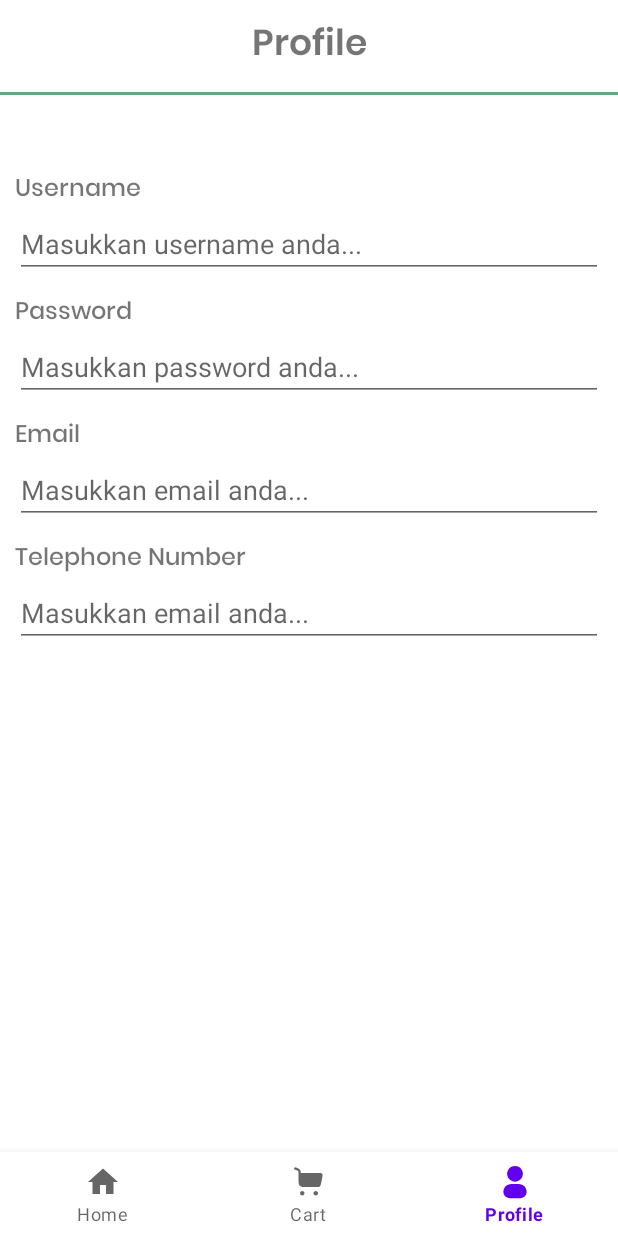
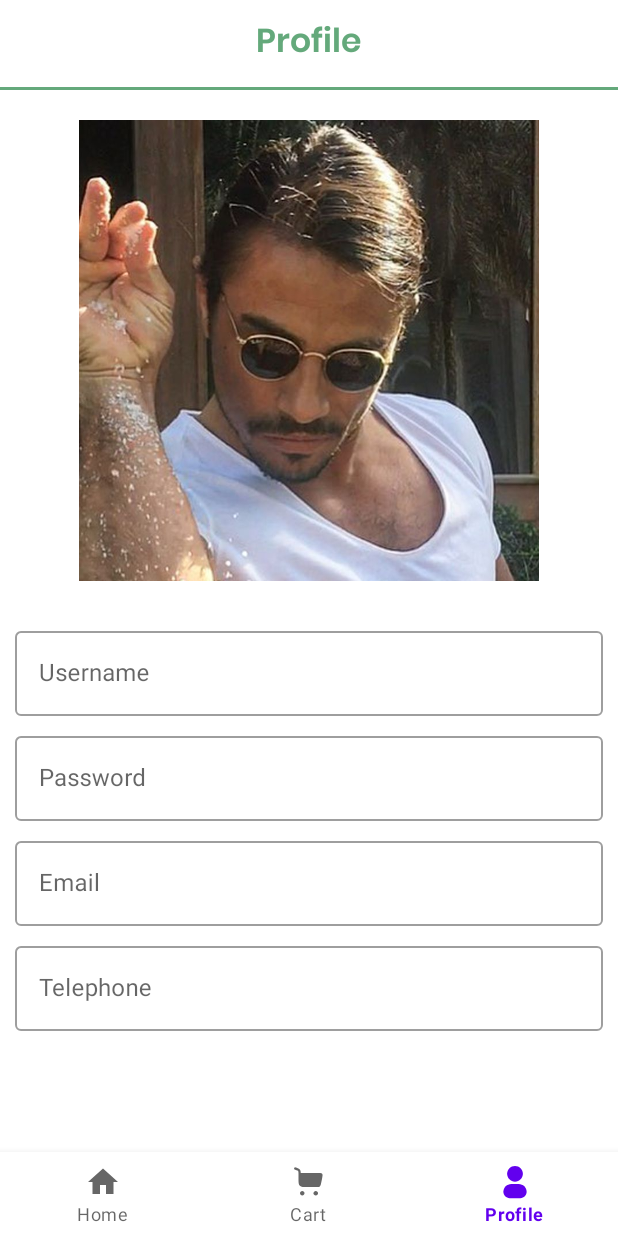
Before and after one commit to ryhanhxx/FlavourFairApp, an Android app: the CartFragment screen opened through its navigation route, item 3 of the bottom bar chosen, on a phone screen of 412 x 824 dp. Run offline under Robolectric (Android 15) with nearby library versions, the phone set to English and light mode, and no system bars; our stand-ins replace navigation-ui; pictures from the network do not load.

Commit message:
Add Recycler View

```diff
--- a/app/build.gradle.kts
+++ b/app/build.gradle.kts
@@ -55,4 +55,5 @@ dependencies {
     androidTestImplementation("androidx.test.espresso:espresso-core:3.5.1")
 
     implementation("io.coil-kt:coil:2.4.0")
+    implementation ("com.google.android.material:material:1.9.0")
 }
--- a/app/src/main/java/com/ch/flavourfair/presentation/MainActivity.kt
+++ b/app/src/main/java/com/ch/flavourfair/presentation/MainActivity.kt
@@ -10,25 +10,18 @@ import com.ch.flavourfair.databinding.ActivityMainBinding
 
 class MainActivity : AppCompatActivity() {
 
-    private lateinit var binding: ActivityMainBinding
+    private val binding: ActivityMainBinding by lazy {
+        ActivityMainBinding.inflate(layoutInflater)
+    }
 
     override fun onCreate(savedInstanceState: Bundle?) {
         super.onCreate(savedInstanceState)
+        setContentView(binding.root)
+        setupBottomNav()
+    }
 
-        binding = ActivityMainBinding.inflate(layoutInflater)
-        setContentView(binding.root)
-
-        val navView: BottomNavigationView = binding.navView
-
+    private fun setupBottomNav() {
         val navController = findNavController(R.id.nav_host_fragment_activity_main)
-        // Passing each menu ID as a set of Ids because each
-        // menu should be considered as top level destinations.
-        /*val appBarConfiguration = AppBarConfiguration(
-            setOf(
-                R.id.navigation_home, R.id.navigation_dashboard, R.id.navigation_notifications
-            )
-        )
-        setupActionBarWithNavController(navController, appBarConfiguration)*/
-        navView.setupWithNavController(navController)
+        binding.navView.setupWithNavController(navController)
     }
 }
--- a/app/src/main/java/com/ch/flavourfair/presentation/ui/cart/CartFragment.kt
+++ b/app/src/main/java/com/ch/flavourfair/presentation/ui/cart/CartFragment.kt
@@ -9,11 +9,11 @@ import com.ch.flavourfair.databinding.FragmentCartBinding
 
 class CartFragment : Fragment() {
 
-    private var _binding: FragmentCartBinding? = null
+    private lateinit var binding: FragmentCartBinding
 
     // This property is only valid between onCreateView and
     // onDestroyView.
-    private val binding get() = _binding!!
+
 
     override fun onCreateView(
         inflater: LayoutInflater,
@@ -23,14 +23,9 @@ class CartFragment : Fragment() {
         /*val dashboardViewModel =
             ViewModelProvider(this).get(DashboardViewModel::class.java)
 */
-        _binding = FragmentCartBinding.inflate(inflater, container, false)
-        val root: View = binding.root
-
-        return root
+        binding = FragmentCartBinding.inflate(inflater, container, false)
+        return binding.root
     }
 
-    override fun onDestroyView() {
-        super.onDestroyView()
-        _binding = null
-    }
+
 }
--- a/app/src/main/java/com/ch/flavourfair/presentation/ui/home/HomeFragment.kt
+++ b/app/src/main/java/com/ch/flavourfair/presentation/ui/home/HomeFragment.kt
@@ -20,11 +20,10 @@ import com.ch.flavourfair.presentation.ui.home.adapter.ProductAdapter
 
 class HomeFragment : Fragment() {
 
-    private var _binding: FragmentHomeBinding? = null
+    private lateinit var binding: FragmentHomeBinding
 
     // This property is only valid between onCreateView and
     // onDestroyView.
-    private val binding get() = _binding!!
 
     private val datasource: ProductDataSource by lazy {
         ProductDataSourceImpl()
@@ -55,7 +54,7 @@ class HomeFragment : Fragment() {
         container: ViewGroup?,
         savedInstanceState: Bundle?
     ): View {
-        _binding = FragmentHomeBinding.inflate(inflater, container, false)
+        binding = FragmentHomeBinding.inflate(inflater, container, false)
         return binding.root
     }
 
@@ -68,6 +67,7 @@ class HomeFragment : Fragment() {
 
     private fun setupCategoryRecyclerView() {
         binding.rvCategory.adapter = adapterCategory
+        binding.rvCategory.layoutManager = LinearLayoutManager(requireContext(),LinearLayoutManager.HORIZONTAL, false )
         adapterCategory.setData(CategoryDataSourceImpl().getCategoryData())
     }
 
@@ -92,9 +92,4 @@ class HomeFragment : Fragment() {
             adapter.refreshList()
         }
     }
-
-    override fun onDestroyView() {
-        super.onDestroyView()
-        _binding = null
-    }
 }
--- a/app/src/main/java/com/ch/flavourfair/presentation/ui/home/adapter/CategoryAdapter.kt
+++ b/app/src/main/java/com/ch/flavourfair/presentation/ui/home/adapter/CategoryAdapter.kt
@@ -6,6 +6,7 @@ import androidx.recyclerview.widget.RecyclerView
 import coil.load
 import com.ch.flavourfair.databinding.ItemCategoryListBinding
 import com.ch.flavourfair.model.Category
+
 
 class CategoryAdapter(private val onItemClick: (Category) -> Unit) :
     RecyclerView.Adapter<CategoryItemListViewHolder>() {
@@ -16,8 +17,7 @@ class CategoryAdapter(private val onItemClick: (Category) -> Unit) :
         return CategoryItemListViewHolder(
             binding = ItemCategoryListBinding.inflate(
                 LayoutInflater.from(parent.context), parent, false
-            ),
-            onItemClick = onItemClick
+            ), onItemClick
         )
     }
 
--- a/app/src/main/java/com/ch/flavourfair/presentation/ui/profile/ProfileFragment.kt
+++ b/app/src/main/java/com/ch/flavourfair/presentation/ui/profile/ProfileFragment.kt
@@ -9,11 +9,10 @@ import com.ch.flavourfair.databinding.FragmentProfileBinding
 
 class ProfileFragment : Fragment() {
 
-    private var _binding: FragmentProfileBinding? = null
+    private lateinit var binding: FragmentProfileBinding
 
     // This property is only valid between onCreateView and
     // onDestroyView.
-    private val binding get() = _binding!!
 
     override fun onCreateView(
         inflater: LayoutInflater,
@@ -23,13 +22,10 @@ class ProfileFragment : Fragment() {
         /*val notificationsViewModel =
             ViewModelProvider(this).get(NotificationsViewModel::class.java)*/
 
-        _binding = FragmentProfileBinding.inflate(inflater, container, false)
-        val root: View = binding.root
-        return root
+        binding = FragmentProfileBinding.inflate(inflater, container, false)
+        return binding.root
     }
 
-    override fun onDestroyView() {
-        super.onDestroyView()
-        _binding = null
-    }
+
+
 }
--- a/app/src/main/res/layout/fragment_profile.xml
+++ b/app/src/main/res/layout/fragment_profile.xml
@@ -13,8 +13,9 @@
         android:fontFamily="@font/poppins_semibold"
         android:gravity="center"
         android:padding="10dp"
-        android:text="Profile"
-        android:textSize="24sp"
+        android:text="@string/text_title_profile"
+        android:textColor="@color/primaryColor"
+        android:textSize="22sp"
         app:layout_constraintTop_toTopOf="parent" />
 
     <View
@@ -26,13 +27,16 @@
 
     <ImageView
         android:id="@+id/iv_profile"
-        android:layout_width="wrap_content"
-        android:layout_height="wrap_content"
+        android:layout_width="0dp"
+        android:layout_height="0dp"
         android:layout_marginVertical="20dp"
+        android:scaleType="centerCrop"
+        android:src="@drawable/img_avatar"
+        app:layout_constraintDimensionRatio="1:1"
         app:layout_constraintEnd_toEndOf="parent"
+        app:layout_constraintHeight_percent="0.4"
         app:layout_constraintStart_toStartOf="parent"
-        app:layout_constraintTop_toBottomOf="@id/v_line"
-        tools:src="@tools:sample/avatars" />
+        app:layout_constraintTop_toBottomOf="@id/v_line" />
 
     <androidx.constraintlayout.widget.ConstraintLayout
         android:id="@+id/cl_form"
@@ -42,7 +46,71 @@
         android:layout_marginVertical="20dp"
         app:layout_constraintTop_toBottomOf="@id/iv_profile">
 
-        <TextView
+        <com.google.android.material.textfield.TextInputLayout
+            android:id="@+id/til_username"
+            style="@style/Widget.MaterialComponents.TextInputLayout.OutlinedBox"
+            android:layout_width="match_parent"
+            android:layout_height="wrap_content"
+            android:layout_marginVertical="8dp"
+            android:hint="Username"
+            app:layout_constraintTop_toTopOf="parent">
+
+            <com.google.android.material.textfield.TextInputEditText
+                android:id="@+id/et_username"
+                android:layout_width="match_parent"
+                android:layout_height="wrap_content" />
+
+        </com.google.android.material.textfield.TextInputLayout>
+
+        <com.google.android.material.textfield.TextInputLayout
+            android:id="@+id/til_password"
+            style="@style/Widget.MaterialComponents.TextInputLayout.OutlinedBox"
+            android:layout_width="match_parent"
+            android:layout_height="wrap_content"
+            android:layout_marginVertical="8dp"
+            android:hint="Password"
+            app:layout_constraintTop_toBottomOf="@id/til_username">
+
+            <com.google.android.material.textfield.TextInputEditText
+                android:id="@+id/et_password"
+                android:layout_width="match_parent"
+                android:layout_height="wrap_content" />
+
+        </com.google.android.material.textfield.TextInputLayout>
+
+        <com.google.android.material.textfield.TextInputLayout
+            android:id="@+id/til_email"
+            style="@style/Widget.MaterialComponents.TextInputLayout.OutlinedBox"
+            android:layout_width="match_parent"
+            android:layout_height="wrap_content"
+            android:layout_marginVertical="8dp"
+            android:hint="Email"
+            app:layout_constraintTop_toBottomOf="@id/til_password">
+
+            <com.google.android.material.textfield.TextInputEditText
+                android:id="@+id/et_email"
+                android:layout_width="match_parent"
+                android:layout_height="wrap_content" />
+
+        </com.google.android.material.textfield.TextInputLayout>
+
+        <com.google.android.material.textfield.TextInputLayout
+            android:id="@+id/til_number"
+            style="@style/Widget.MaterialComponents.TextInputLayout.OutlinedBox"
+            android:layout_width="match_parent"
+            android:layout_height="wrap_content"
+            android:layout_marginVertical="8dp"
+            android:hint="Telephone"
+            app:layout_constraintTop_toBottomOf="@id/til_email">
+
+            <com.google.android.material.textfield.TextInputEditText
+                android:id="@+id/et_number"
+                android:layout_width="match_parent"
+                android:layout_height="wrap_content" />
+        </com.google.android.material.textfield.TextInputLayout>
+
+
+        <!--<TextView
             android:id="@+id/tv_username"
             android:layout_width="match_parent"
             android:layout_height="wrap_content"
@@ -50,9 +118,9 @@
             android:fontFamily="@font/poppins_medium"
             android:text="Username"
             android:textSize="16sp"
-            app:layout_constraintTop_toTopOf="parent" />
+            app:layout_constraintTop_toTopOf="parent" />-->
 
-        <EditText
+        <!--<EditText
             android:id="@+id/et_username"
             android:layout_width="match_parent"
             android:layout_height="wrap_content"
@@ -112,7 +180,7 @@
             android:layout_height="wrap_content"
             android:hint="Masukkan email anda..."
             app:layout_constraintTop_toBottomOf="@+id/tv_telephonenumber"
-            style="@style/ThemeOverlay.Material3.TextInputEditText.OutlinedBox"/>
+            style="@style/ThemeOverlay.Material3.TextInputEditText.OutlinedBox"/>-->
 
     </androidx.constraintlayout.widget.ConstraintLayout>
 </androidx.constraintlayout.widget.ConstraintLayout>
--- a/app/src/main/res/values/strings.xml
+++ b/app/src/main/res/values/strings.xml
@@ -26,4 +26,8 @@
     <string name="btn_addcart">Add to cart</string>
     <string name="btn_order">Order Now</string>
     <string name="text_rating">(4,7K Review)</string>
+    <string name="text_title_cart">Cart</string>
+    <string name="text_title_totalprice">Total Price</string>
+    <string name="text_btn_order">Order Now</string>
+    <string name="text_title_profile">Profile</string>
 </resources>
--- a/app/src/main/res/values/themes.xml
+++ b/app/src/main/res/values/themes.xml
@@ -2,9 +2,7 @@
     <!-- Base application theme. -->
     <style name="Theme.Flavourfair" parent="Theme.MaterialComponents.DayNight.NoActionBar">
         <!-- Primary brand color. -->
-
         <!-- Secondary brand color. -->
-
         <!-- Status bar color. -->
         <!-- Customize your theme here. -->
     </style>
```
Also changed, not shown: app/src/main/res/drawable/img_setting.xml (added, +9 -0 lines), app/src/main/res/layout/fragment_cart.xml (+12 -13 lines), app/src/main/res/layout/fragment_home.xml (+3 -12 lines), app/src/main/res/layout/item_category_list.xml (+4 -4 lines), app/src/main/res/layout/product_item_cart.xml (added, +99 -0 lines), app/src/main/res/drawable/img_avatar.jpg (added).
